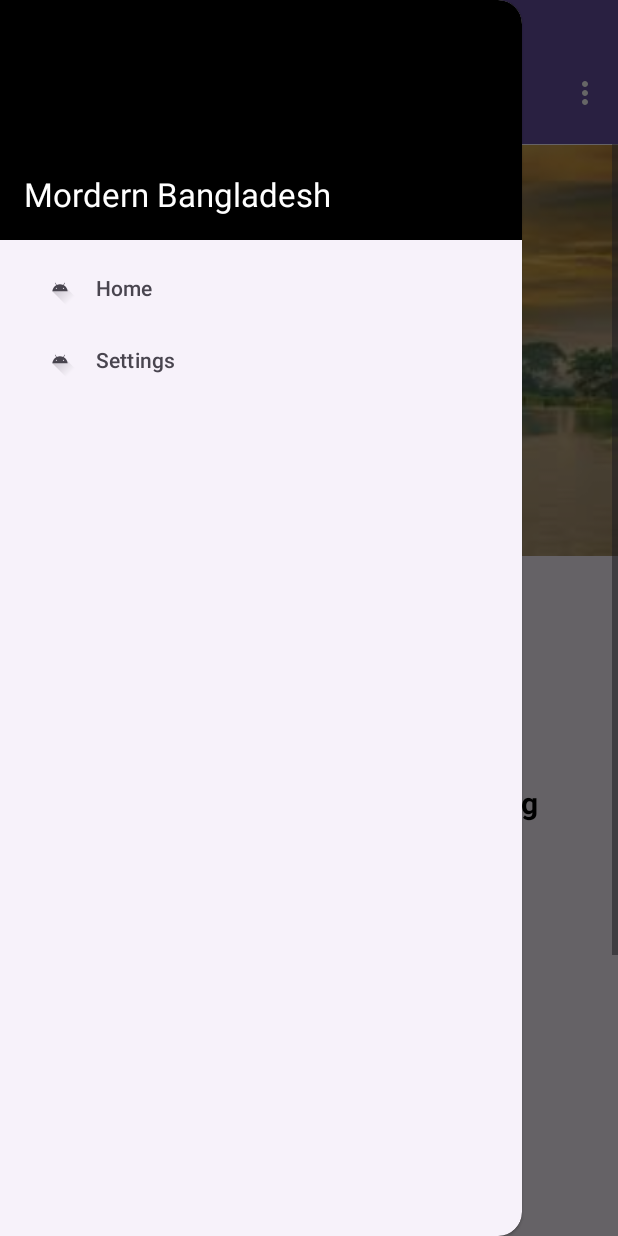
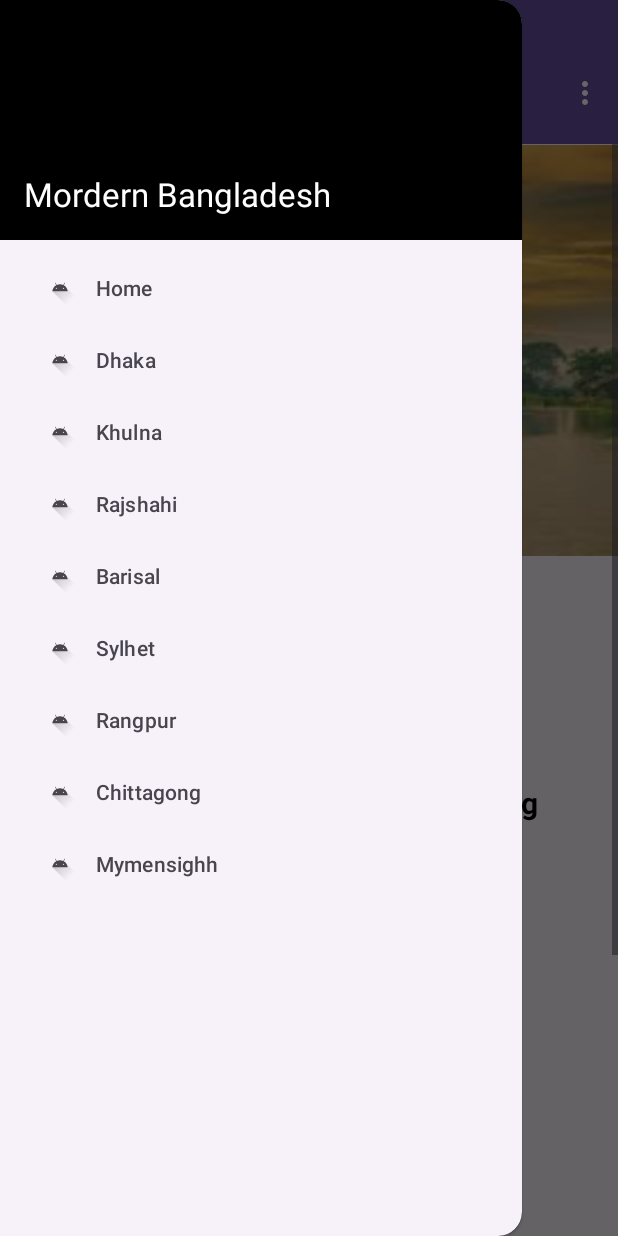
Before and after one commit to slsamia/app2, an Android app: the screen it shows after launch (MainActivity), with the side drawer open, on a phone screen of 412 x 824 dp. Run offline under Robolectric (Android 15) with nearby library versions, the phone set to English and light mode, and no system bars.

Commit message:
update siderbarm menu to support start new activity

```diff
--- a/app/src/main/res/menu/drawer_menu.xml
+++ b/app/src/main/res/menu/drawer_menu.xml
@@ -1,9 +1,39 @@
 <?xml version="1.0" encoding="utf-8"?>
 <menu xmlns:android="http://schemas.android.com/apk/res/android">
-    <item android:id="@+id/nav_home"
-        android:title="Home"
-        android:icon="@drawable/ic_launcher_foreground" />
-    <item android:id="@+id/nav_settings"
-        android:title="Settings"
-        android:icon="@drawable/ic_launcher_foreground" />
+    <item
+        android:id="@+id/drawer_nav_home"
+        android:icon="@drawable/ic_launcher_foreground"
+        android:title="Home" />
+    <item
+        android:id="@+id/drawer_nav_dhaka"
+        android:icon="@drawable/ic_launcher_foreground"
+        android:title="Dhaka" />
+    <item
+        android:id="@+id/drawer_nav_khulna"
+        android:icon="@drawable/ic_launcher_foreground"
+        android:title="Khulna" />
+    <item
+        android:id="@+id/drawer_nav_Rajshahi"
+        android:icon="@drawable/ic_launcher_foreground"
+        android:title="Rajshahi" />
+    <item
+        android:id="@+id/drawer_nav_barisal"
+        android:icon="@drawable/ic_launcher_foreground"
+        android:title="Barisal" />
+    <item
+        android:id="@+id/drawer_nav_sylhet"
+        android:icon="@drawable/ic_launcher_foreground"
+        android:title="Sylhet" />
+    <item
+        android:id="@+id/drawer_nav_rangpur"
+        android:icon="@drawable/ic_launcher_foreground"
+        android:title="Rangpur" />
+    <item
+        android:id="@+id/drawer_nav_chittagong"
+        android:icon="@drawable/ic_launcher_foreground"
+        android:title="Chittagong" />
+    <item
+        android:id="@+id/drawer_nav_Mymensighh"
+        android:icon="@drawable/ic_launcher_foreground"
+        android:title="Mymensighh" />
 </menu>
```
Also changed, not shown: app/src/main/java/com/example/mordernbangladesh/MainActivity.java (+31 -4 lines).
